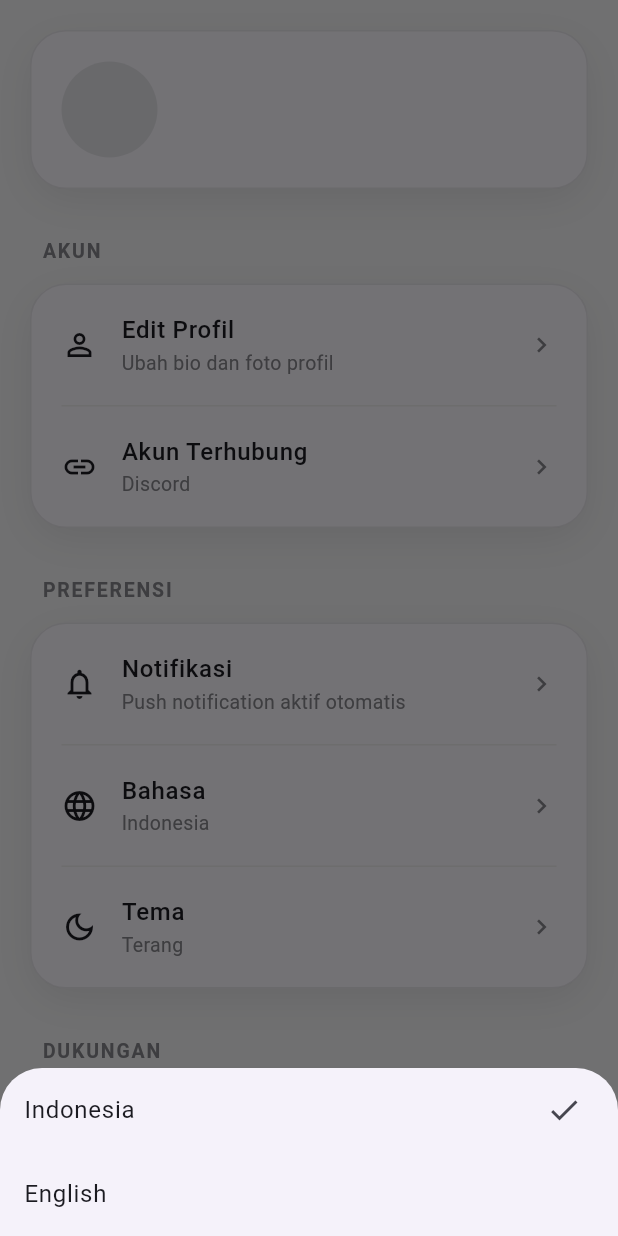
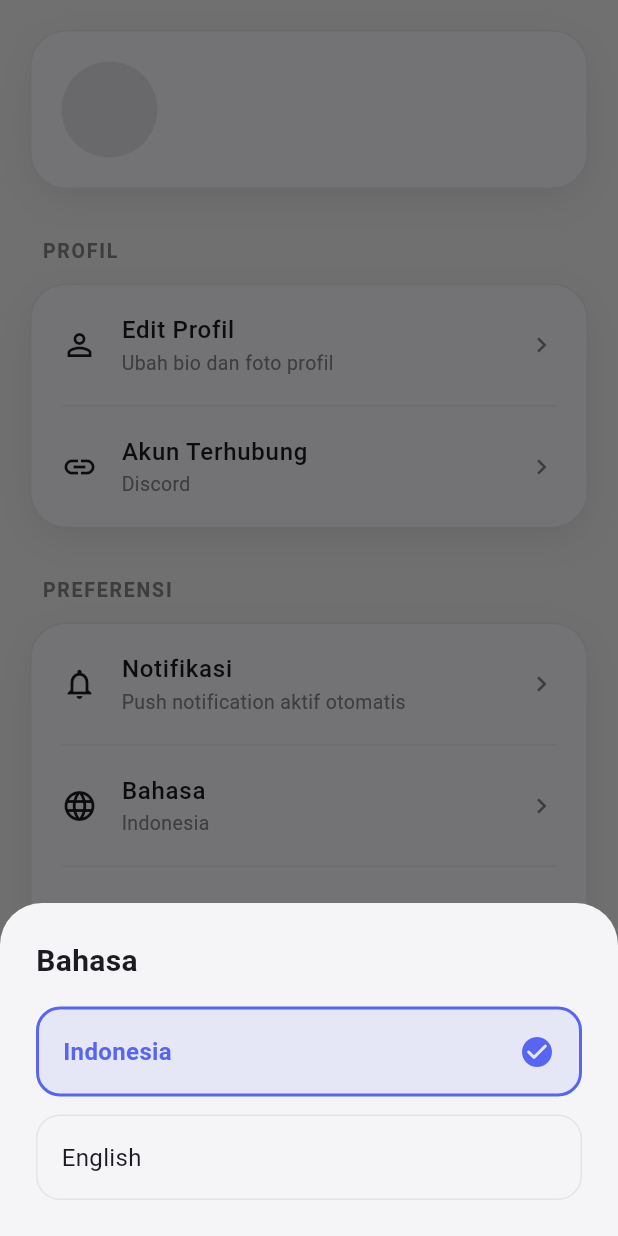
Before and after one commit to azka13labib-ops/OpsBase, a Flutter app: the SettingsScreen screen opened directly, after a tap on "Bahasa", on a phone screen of 412 x 824 dp. Run offline on Flutter 3.47's test engine with Material 3 defaults, Android fonts, the phone set to English and light mode, and no system bars; our stand-ins replace firebase_messaging, flutter_secure_storage, image_picker, socket_io_client, supabase_flutter; accounts and stored records are empty; network calls fail.

Commit message:
feat(ui): redesign settings language and theme picker with premium animated bottom sheet, remove emojis

```diff
--- a/mobile-app/lib/screens/settings_screen.dart
+++ b/mobile-app/lib/screens/settings_screen.dart
@@ -3,6 +3,7 @@ import 'package:provider/provider.dart';
 import '../services/auth_service.dart';
 import '../services/user_provider.dart';
 import '../services/preferences_provider.dart';
+import '../utils/localization.dart';
 import 'edit_profile_screen.dart';
 
 class SettingsScreen extends StatefulWidget {
@@ -17,11 +18,11 @@ class _SettingsScreenState extends State<SettingsScreen> {
     final confirm = await showDialog<bool>(
       context: context,
       builder: (_) => AlertDialog(
-        title: const Text('Keluar?'),
+        title: Text(context.l10n.logout),
         content: const Text('Kamu perlu login ulang lewat Discord untuk masuk kembali.'),
         actions: [
-          TextButton(onPressed: () => Navigator.pop(context, false), child: const Text('Batal')),
-          FilledButton(onPressed: () => Navigator.pop(context, true), child: const Text('Keluar')),
+          TextButton(onPressed: () => Navigator.pop(context, false), child: Text(context.l10n.cancel)),
+          FilledButton(onPressed: () => Navigator.pop(context, true), child: Text(context.l10n.logout)),
         ],
       ),
     );
@@ -58,6 +59,101 @@ class _SettingsScreenState extends State<SettingsScreen> {
       onTap: onTap ?? () {
         ScaffoldMessenger.of(context).showSnackBar(const SnackBar(content: Text('Fitur ini akan segera hadir!')));
       },
+    );
+  }
+
+  void _showLanguagePicker(BuildContext context, PreferencesProvider prefs) {
+    showModalBottomSheet(
+      context: context,
+      backgroundColor: Colors.transparent,
+      builder: (_) => Container(
+        padding: const EdgeInsets.all(24),
+        decoration: BoxDecoration(
+          color: Theme.of(context).scaffoldBackgroundColor,
+          borderRadius: const BorderRadius.vertical(top: Radius.circular(28)),
+        ),
+        child: SafeArea(
+          child: Column(
+            mainAxisSize: MainAxisSize.min,
+            crossAxisAlignment: CrossAxisAlignment.start,
+            children: [
+              Text(
+                context.l10n.language,
+                style: const TextStyle(fontSize: 20, fontWeight: FontWeight.bold),
+              ),
+              const SizedBox(height: 16),
+              _buildOption(context, prefs.language == 'id', context.l10n.languageId, () { prefs.setLanguage('id'); Navigator.pop(context); }),
+              const SizedBox(height: 12),
+              _buildOption(context, prefs.language == 'en', context.l10n.languageEn, () { prefs.setLanguage('en'); Navigator.pop(context); }),
+            ],
+          ),
+        ),
+      ),
+    );
+  }
+
+  void _showThemePicker(BuildContext context, PreferencesProvider prefs) {
+    showModalBottomSheet(
+      context: context,
+      backgroundColor: Colors.transparent,
+      builder: (_) => Container(
+        padding: const EdgeInsets.all(24),
+        decoration: BoxDecoration(
+          color: Theme.of(context).scaffoldBackgroundColor,
+          borderRadius: const BorderRadius.vertical(top: Radius.circular(28)),
+        ),
+        child: SafeArea(
+          child: Column(
+            mainAxisSize: MainAxisSize.min,
+            crossAxisAlignment: CrossAxisAlignment.start,
+            children: [
+              Text(
+                context.l10n.theme,
+                style: const TextStyle(fontSize: 20, fontWeight: FontWeight.bold),
+              ),
+              const SizedBox(height: 16),
+              _buildOption(context, !prefs.isDarkMode, context.l10n.themeLight, () { prefs.setDarkMode(false); Navigator.pop(context); }),
+              const SizedBox(height: 12),
+              _buildOption(context, prefs.isDarkMode, context.l10n.themeDark, () { prefs.setDarkMode(true); Navigator.pop(context); }),
+            ],
+          ),
+        ),
+      ),
+    );
+  }
+
+  Widget _buildOption(BuildContext context, bool isSelected, String name, VoidCallback onTap) {
+    return InkWell(
+      onTap: onTap,
+      borderRadius: BorderRadius.circular(16),
+      child: AnimatedContainer(
+        duration: const Duration(milliseconds: 200),
+        padding: const EdgeInsets.symmetric(horizontal: 16, vertical: 16),
+        decoration: BoxDecoration(
+          color: isSelected ? const Color(0xFF5865F2).withValues(alpha: 0.1) : Colors.transparent,
+          borderRadius: BorderRadius.circular(16),
+          border: Border.all(
+            color: isSelected ? const Color(0xFF5865F2) : Colors.grey.withValues(alpha: 0.2),
+            width: isSelected ? 2 : 1,
+          ),
+        ),
+        child: Row(
+          children: [
+            Expanded(
+              child: Text(
+                name,
+                style: TextStyle(
+                  fontSize: 16,
+                  fontWeight: isSelected ? FontWeight.bold : FontWeight.normal,
+                  color: isSelected ? const Color(0xFF5865F2) : Theme.of(context).textTheme.bodyLarge?.color,
+                ),
+              ),
+            ),
+            if (isSelected)
+              const Icon(Icons.check_circle_rounded, color: Color(0xFF5865F2)),
+          ],
+        ),
+      ),
     );
   }
 
@@ -115,27 +211,27 @@ class _SettingsScreenState extends State<SettingsScreen> {
             ),
           ),
           const SizedBox(height: 32),
-          const Padding(
-            padding: EdgeInsets.only(left: 8, bottom: 12),
-            child: Text('AKUN', style: TextStyle(color: Color(0xFF86868B), fontSize: 13, fontWeight: FontWeight.bold, letterSpacing: 1.2)),
+          Padding(
+            padding: const EdgeInsets.only(left: 8, bottom: 12),
+            child: Text(context.l10n.profileSection, style: const TextStyle(color: Color(0xFF86868B), fontSize: 13, fontWeight: FontWeight.bold, letterSpacing: 1.2)),
           ),
           Container(
             decoration: _boxDecoration(),
             child: Column(
               children: [
-                _buildListTile(context, Icons.person_outline, 'Edit Profil', subtitle: 'Ubah bio dan foto profil', onTap: () async {
+                _buildListTile(context, Icons.person_outline, context.l10n.editProfile, subtitle: context.l10n.editProfileSub, onTap: () async {
                   final changed = await Navigator.push(context, MaterialPageRoute(builder: (_) => const EditProfileScreen()));
                   if (changed == true) setState(() {});
                 }),
                 _buildDivider(),
-                _buildListTile(context, Icons.link, 'Akun Terhubung', subtitle: 'Discord'),
+                _buildListTile(context, Icons.link, context.l10n.connectedAccounts, subtitle: 'Discord'),
               ],
             ),
           ),
           const SizedBox(height: 32),
-          const Padding(
-            padding: EdgeInsets.only(left: 8, bottom: 12),
-            child: Text('PREFERENSI', style: TextStyle(color: Color(0xFF86868B), fontSize: 13, fontWeight: FontWeight.bold, letterSpacing: 1.2)),
+          Padding(
+            padding: const EdgeInsets.only(left: 8, bottom: 12),
+            child: Text(context.l10n.preferencesSection, style: const TextStyle(color: Color(0xFF86868B), fontSize: 13, fontWeight: FontWeight.bold, letterSpacing: 1.2)),
           ),
           Container(
             decoration: _boxDecoration(),
@@ -144,45 +240,29 @@ class _SettingsScreenState extends State<SettingsScreen> {
                 ListTile(
                   contentPadding: const EdgeInsets.symmetric(horizontal: 20, vertical: 4),
                   leading: Icon(Icons.notifications_outlined, color: Theme.of(context).textTheme.bodyLarge?.color ?? const Color(0xFF1D1D1F)),
-                  title: Text('Notifikasi', style: TextStyle(color: Theme.of(context).textTheme.bodyLarge?.color ?? const Color(0xFF1D1D1F), fontWeight: FontWeight.w500)),
-                  subtitle: const Text('Push notification aktif otomatis', style: TextStyle(color: Color(0xFF86868B), fontSize: 13)),
+                  title: Text(context.l10n.notifications, style: TextStyle(color: Theme.of(context).textTheme.bodyLarge?.color ?? const Color(0xFF1D1D1F), fontWeight: FontWeight.w500)),
+                  subtitle: Text(context.l10n.notificationsSub, style: const TextStyle(color: Color(0xFF86868B), fontSize: 13)),
                   trailing: const Icon(Icons.chevron_right, color: Color(0xFF86868B), size: 20),
                 ),
                 _buildDivider(),
-                _buildListTile(context, Icons.language, 'Bahasa', subtitle: prefs.language == 'id' ? 'Indonesia' : 'English', onTap: () {
-                  showModalBottomSheet(context: context, builder: (_) => SafeArea(child: Column(
-                    mainAxisSize: MainAxisSize.min,
-                    children: [
-                      ListTile(title: const Text('Indonesia'), trailing: prefs.language == 'id' ? const Icon(Icons.check) : null, onTap: () { prefs.setLanguage('id'); Navigator.pop(context); }),
-                      ListTile(title: const Text('English'), trailing: prefs.language == 'en' ? const Icon(Icons.check) : null, onTap: () { prefs.setLanguage('en'); Navigator.pop(context); }),
-                    ],
-                  )));
-                }),
+                _buildListTile(context, Icons.language, context.l10n.language, subtitle: prefs.language == 'id' ? context.l10n.languageId : context.l10n.languageEn, onTap: () => _showLanguagePicker(context, prefs)),
                 _buildDivider(),
-                _buildListTile(context, Icons.dark_mode_outlined, 'Tema', subtitle: prefs.isDarkMode ? 'Gelap' : 'Terang', onTap: () {
-                  showModalBottomSheet(context: context, builder: (_) => SafeArea(child: Column(
-                    mainAxisSize: MainAxisSize.min,
-                    children: [
-                      ListTile(title: const Text('Terang'), trailing: !prefs.isDarkMode ? const Icon(Icons.check) : null, onTap: () { prefs.setDarkMode(false); Navigator.pop(context); }),
-                      ListTile(title: const Text('Gelap'), trailing: prefs.isDarkMode ? const Icon(Icons.check) : null, onTap: () { prefs.setDarkMode(true); Navigator.pop(context); }),
-                    ],
-                  )));
-                }),
+                _buildListTile(context, Icons.dark_mode_outlined, context.l10n.theme, subtitle: prefs.isDarkMode ? context.l10n.themeDark : context.l10n.themeLight, onTap: () => _showThemePicker(context, prefs)),
               ],
             ),
           ),
           const SizedBox(height: 32),
-          const Padding(
-            padding: EdgeInsets.only(left: 8, bottom: 12),
-            child: Text('DUKUNGAN', style: TextStyle(color: Color(0xFF86868B), fontSize: 13, fontWeight: FontWeight.bold, letterSpacing: 1.2)),
+          Padding(
+            padding: const EdgeInsets.only(left: 8, bottom: 12),
+            child: Text(context.l10n.supportSection, style: const TextStyle(color: Color(0xFF86868B), fontSize: 13, fontWeight: FontWeight.bold, letterSpacing: 1.2)),
           ),
           Container(
             decoration: _boxDecoration(),
             child: Column(
               children: [
-                _buildListTile(context, Icons.help_outline, 'Pusat Bantuan'),
+                _buildListTile(context, Icons.help_outline, context.l10n.helpCenter),
                 _buildDivider(),
-                _buildListTile(context, Icons.info_outline, 'Tentang Aplikasi', subtitle: 'Versi 1.0.0', onTap: () {
+                _buildListTile(context, Icons.info_outline, context.l10n.aboutApp, subtitle: '${context.l10n.aboutAppSub} 1.0.0', onTap: () {
                   showAboutDialog(
                     context: context,
                     applicationName: 'Community Suite',
@@ -199,7 +279,7 @@ class _SettingsScreenState extends State<SettingsScreen> {
             child: ListTile(
               contentPadding: const EdgeInsets.symmetric(horizontal: 20, vertical: 4),
               leading: const Icon(Icons.logout, color: Colors.redAccent),
-              title: const Text('Keluar dari Akun', style: TextStyle(color: Colors.redAccent, fontWeight: FontWeight.w500)),
+              title: Text(context.l10n.logout, style: const TextStyle(color: Colors.redAccent, fontWeight: FontWeight.w500)),
               onTap: () => _logout(context),
             ),
           ),
```
